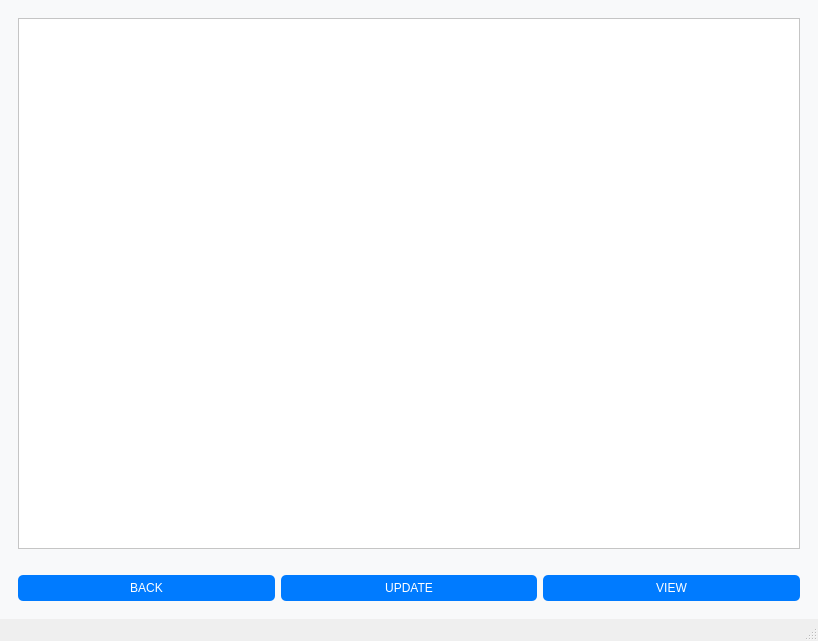
Before: the Qt Designer form mainwindow.ui in PocketLib-Devs/PocketLib, drawn with Qt 5.
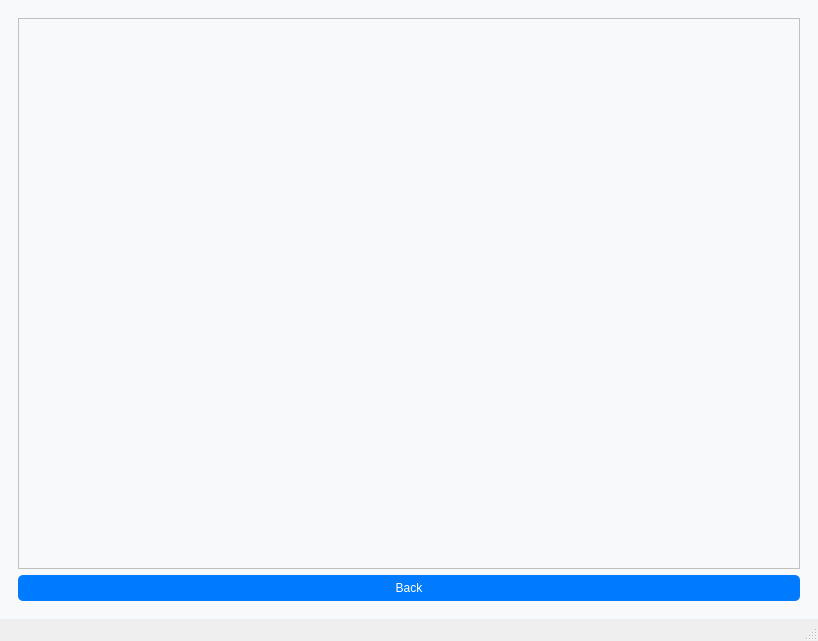
After: the same form once the commit is applied. The open tabs and pages were chosen to show the change.

Commit message: 'Add to my books' feature is functional

The edit to the form file:
```diff
--- a/mainwindow.ui
+++ b/mainwindow.ui
@@ -630,6 +630,20 @@
         </layout>
        </widget>
       </widget>
+      <widget class="QWidget" name="myBooksPage">
+       <layout class="QGridLayout" name="gridLayout_7">
+        <item row="0" column="0">
+         <widget class="QListWidget" name="myBooksGrid"/>
+        </item>
+        <item row="1" column="0">
+         <widget class="QPushButton" name="back_btn_4">
+          <property name="text">
+           <string>Back</string>
+          </property>
+         </widget>
+        </item>
+       </layout>
+      </widget>
       <widget class="QWidget" name="adminDashboardPage">
        <widget class="QPushButton" name="sidebar_btn">
         <property name="geometry">
```
Left out of the diff: 11 changed lines with no effect on the pictures. The commit also changes 4 other files.
